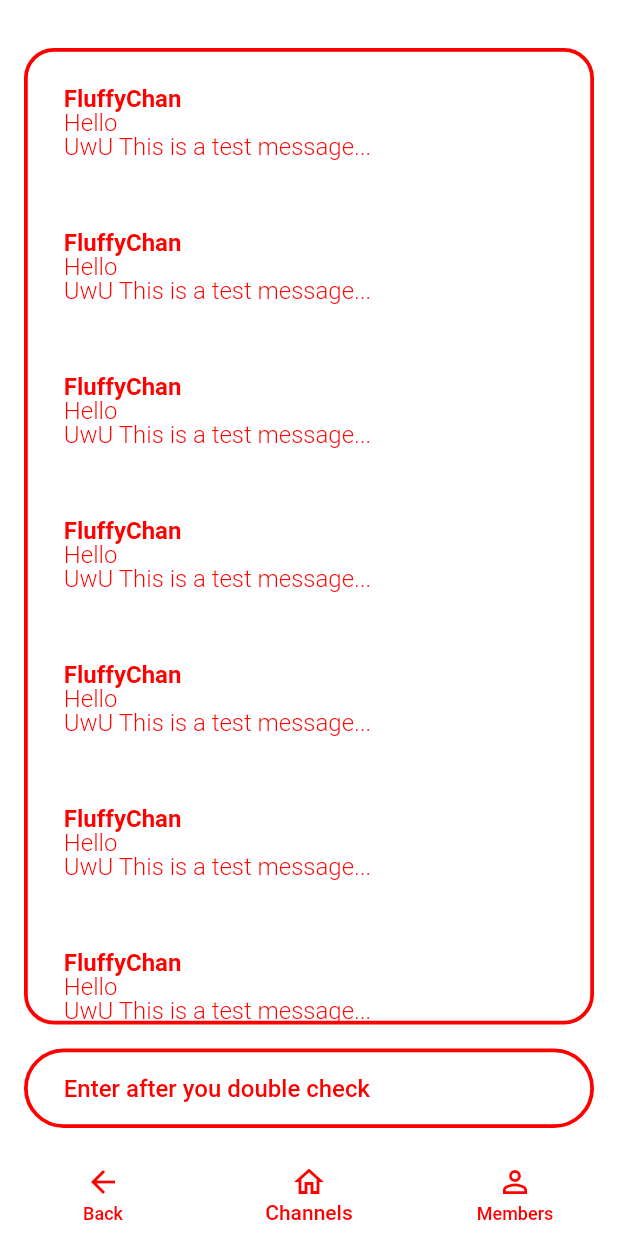
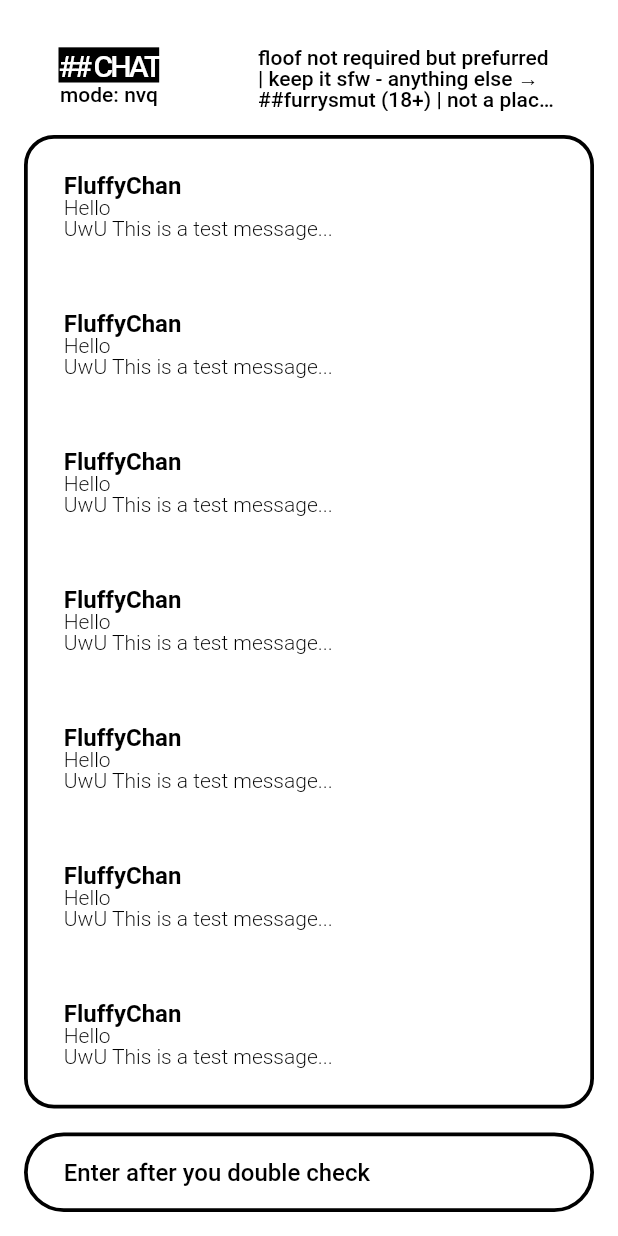
Before and after one commit to ljcucc/normal-irc, a Flutter app: the ChatLogPageScreen screen opened directly, on a phone screen of 412 x 824 dp. Run offline on Flutter 3.47's test engine with Material 2 defaults, Android fonts, the phone set to English and light mode, and no system bars; our stand-ins replace google_fonts, marquee, shared_preferences; missing offline and left inert: irc; accounts and stored records are empty; statements that could not run were skipped.

Commit message:
apply bgColor, change chat_log layout, add clickable link, custom_context_toolbar

```diff
--- a/lib/app_style.dart
+++ b/lib/app_style.dart
@@ -8,8 +8,10 @@ class AppStyle with ChangeNotifier {
   int layoutInt = 1;
 
   // Color get color => _color ?? Color.fromARGB(255, 255, 140, 0);
-  Color get color => _color ?? Color.fromARGB(255, 255, 0, 0);
+  Color get color => _color ?? Color.fromARGB(255, 0, 0, 0);
   Color? get nullableColor => _color;
+
+  Color get bgColor => Color.fromARGB(255, 255, 255, 255);
 
   void changeColor(Color color) {
     _color = color;
--- a/lib/pages/chat_logs.dart
+++ b/lib/pages/chat_logs.dart
@@ -7,6 +7,7 @@ import 'package:flutter/material.dart';
 import 'package:normal_irc/app_style.dart';
 import 'package:normal_irc/main.dart';
 import 'package:normal_irc/utils.dart';
+import 'package:normal_irc/widgets/custom_context_toolbar.dart';
 import 'package:provider/provider.dart';
 
 const exmpaleTopic = '''
@@ -28,7 +29,7 @@ class ChatLogPageWidget extends StatelessWidget {
       child: Column(
         // crossAxisAlignment: CrossAxisAlignment.start,
         children: [
-          // ChatHeaderWidget(),
+          ChatHeaderWidget(),
           Expanded(
             child: Container(
               padding: EdgeInsets.fromLTRB(24, 0, 24, 0),
@@ -79,27 +80,33 @@ class ChatHeaderWidget extends StatelessWidget {
             children: [
               Text(
                 "## CHAT",
-                style: textTheme.titleMedium!
-                    .copyWith(backgroundColor: color, color: Colors.white),
+                style: textTheme.bodyLarge!
+                    .copyWith(backgroundColor: color, color: appStyle.bgColor),
                 textAlign: TextAlign.left,
               ),
               Text(
                 "mode: nvq",
-                style: textTheme.bodyLarge,
+                style: textTheme.bodySmall,
                 textAlign: TextAlign.left,
               )
             ],
           ),
-          Spacer(),
-          Container(
-            constraints: BoxConstraints(maxWidth: 200),
+          Flexible(
+            flex: 1,
+            child: Container(
+              padding: EdgeInsets.only(left: 16),
+              alignment: Alignment.centerRight,
+              child: ConstrainedBox(
+                constraints: BoxConstraints(maxWidth: 200, minWidth: 50),
                 // padding: const EdgeInsets.fromLTRB(0, 0, 0, 40),
                 child: Text(
                   exmpaleTopic,
                   style: textTheme.bodySmall?.copyWith(height: 1),
-              textAlign: TextAlign.center,
+                  textAlign: TextAlign.left,
                   overflow: TextOverflow.ellipsis,
                   maxLines: 3,
+                ),
+              ),
             ),
           ),
         ],
@@ -140,7 +147,7 @@ class ChatRecord extends StatelessWidget {
             // SizedBox(height: 16),
             Text(
               "Hello\nUwU This is a test message...",
-              style: textTheme.bodyMedium
+              style: textTheme.bodySmall
                   ?.copyWith(height: 1, fontWeight: FontWeight.w300),
               maxLines: 3,
             ),
@@ -175,92 +182,33 @@ class ChatLogPageScreen extends StatelessWidget {
         // ),
         child: ChatLogPageWidget(),
       ),
-      bottomNavigationBar: BottomNavigationBar(
-        unselectedItemColor: color,
-        currentIndex: 1,
-        elevation: 0,
-        onTap: (value) {
-          switch (value) {
-            case 0:
-              Navigator.pop(context);
-              break;
-          }
-        },
-        items: [
-          const BottomNavigationBarItem(
-            icon: Icon(Icons.arrow_back),
-            label: "Back",
-          ),
-          const BottomNavigationBarItem(
-            icon: Icon(Icons.home_outlined),
-            label: "Channels",
-          ),
-          const BottomNavigationBarItem(
-            icon: Icon(Icons.person_outline),
-            label: "Members",
-          )
-        ],
-      ),
-    );
-  }
-}
-
-class CustomContextMenuButton extends StatefulWidget {
-  final ContextMenuButtonItem button;
-  const CustomContextMenuButton({super.key, required this.button});
-
-  @override
-  State<CustomContextMenuButton> createState() =>
-      _CustomContextMenuButtonState();
-}
-
-class _CustomContextMenuButtonState extends State<CustomContextMenuButton> {
-  bool onSelect = false;
-
-  @override
-  Widget build(BuildContext context) {
-    final color = Provider.of<AppStyle>(context).color;
-    final textTheme = Theme.of(context).textTheme;
-
-    return MouseRegion(
-      onEnter: (event) {
-        setState(() {
-          onSelect = true;
-        });
-      },
-      onExit: (event) {
-        setState(() {
-          onSelect = false;
-        });
-      },
-      child: GestureDetector(
-        onTap: widget.button.onPressed,
-        child: SizedBox(
-          width: 300,
-          child: Container(
-            padding: EdgeInsets.fromLTRB(16, 4, 16, 4),
-            decoration:
-                BoxDecoration(color: onSelect ? color : Colors.transparent),
-            child: Text(
-              CupertinoTextSelectionToolbarButton.getButtonLabel(
-                  context, widget.button),
-              textAlign: TextAlign.start,
-              style: textTheme.bodyMedium!
-                  .copyWith(color: onSelect ? Colors.white : color),
-            ),
-          ),
-        ),
-      ),
-    );
-  }
-
-  static Widget contextMenuBuilder(
-      BuildContext context, EditableTextState editableTextState) {
-    return CupertinoAdaptiveTextSelectionToolbar(
-      anchors: editableTextState.contextMenuAnchors,
-      children: editableTextState.contextMenuButtonItems.map((e) {
-        return CustomContextMenuButton(button: e);
-      }).toList(),
+      // bottomNavigationBar: BottomNavigationBar(
+      //   unselectedItemColor: color,
+      //   selectedItemColor: color,
+      //   currentIndex: 1,
+      //   elevation: 0,
+      //   onTap: (value) {
+      //     switch (value) {
+      //       case 0:
+      //         Navigator.pop(context);
+      //         break;
+      //     }
+      //   },
+      //   items: [
+      //     const BottomNavigationBarItem(
+      //       icon: Icon(Icons.arrow_back),
+      //       label: "Back",
+      //     ),
+      //     const BottomNavigationBarItem(
+      //       icon: Icon(Icons.home_outlined),
+      //       label: "Channels",
+      //     ),
+      //     const BottomNavigationBarItem(
+      //       icon: Icon(Icons.person_outline),
+      //       label: "Members",
+      //     )
+      //   ],
+      // ),
     );
   }
 }
@@ -273,37 +221,6 @@ class ChatInput extends StatelessWidget {
     final color = Provider.of<AppStyle>(context).color;
     final textTheme = Theme.of(context).textTheme;
 
-    final flutterTextField = TextField(
-      style: textTheme.bodyMedium,
-      decoration: InputDecoration(
-        fillColor: color,
-        border: InputBorder.none,
-        hintText: 'Enter after you double check',
-        hintStyle: textTheme.bodyMedium,
-        labelStyle: textTheme.bodyMedium,
-        enabledBorder: InputBorder.none,
-      ),
-      cursorColor: color,
-      contextMenuBuilder: kIsWeb ||
-              [
-                TargetPlatform.android,
-                TargetPlatform.iOS,
-              ].contains(defaultTargetPlatform)
-          ? /* default menu*/ (context, e) =>
-              AdaptiveTextSelectionToolbar.editableText(
-                editableTextState: e,
-              )
-          : _CustomContextMenuButtonState.contextMenuBuilder,
-    );
-
-    print("default is");
-    print([
-      TargetPlatform.android,
-      TargetPlatform.iOS,
-    ].contains(defaultTargetPlatform));
-
-    // final nativeTextField = NativeTextInput();
-
     return Container(
         padding: const EdgeInsets.fromLTRB(24, 0, 24, 0),
         decoration: BoxDecoration(
@@ -313,9 +230,6 @@ class ChatInput extends StatelessWidget {
           ),
           borderRadius: BorderRadius.circular(100),
         ),
-        child: [TargetPlatform.iOS, TargetPlatform.android]
-                .contains(defaultTargetPlatform)
-            ? flutterTextField
-            : flutterTextField);
+        child: CustomInput(hint: 'Enter after you double check'));
   }
 }
--- /dev/null
+++ b/lib/widgets/custom_context_toolbar.dart
@@ -0,0 +1,111 @@
+import 'package:flutter/cupertino.dart';
+import 'package:flutter/foundation.dart';
+import 'package:flutter/material.dart';
+import 'package:normal_irc/app_style.dart';
+import 'package:provider/provider.dart';
+
+class CustomContextMenuButton extends StatefulWidget {
+  final ContextMenuButtonItem button;
+  const CustomContextMenuButton({super.key, required this.button});
+
+  @override
+  State<CustomContextMenuButton> createState() =>
+      _CustomContextMenuButtonState();
+}
+
+class _CustomContextMenuButtonState extends State<CustomContextMenuButton> {
+  bool onSelect = false;
+
+  @override
+  Widget build(BuildContext context) {
+    final appStyle = Provider.of<AppStyle>(context);
+    final color = appStyle.color;
+    final textTheme = Theme.of(context).textTheme;
+
+    return MouseRegion(
+      onEnter: (event) {
+        setState(() {
+          onSelect = true;
+        });
+      },
+      onExit: (event) {
+        setState(() {
+          onSelect = false;
+        });
+      },
+      child: GestureDetector(
+        onTap: widget.button.onPressed,
+        child: SizedBox(
+          width: 300,
+          child: Container(
+            padding: EdgeInsets.fromLTRB(16, 4, 16, 4),
+            decoration:
+                BoxDecoration(color: onSelect ? color : Colors.transparent),
+            child: Text(
+              CupertinoTextSelectionToolbarButton.getButtonLabel(
+                  context, widget.button),
+              textAlign: TextAlign.start,
+              style: textTheme.bodyMedium!
+                  .copyWith(color: onSelect ? appStyle.bgColor : color),
+            ),
+          ),
+        ),
+      ),
+    );
+  }
+
+  static Widget contextMenuBuilder(
+      BuildContext context, EditableTextState editableTextState) {
+    return CupertinoAdaptiveTextSelectionToolbar(
+      anchors: editableTextState.contextMenuAnchors,
+      children: editableTextState.contextMenuButtonItems.map((e) {
+        return CustomContextMenuButton(button: e);
+      }).toList(),
+    );
+  }
+}
+
+class CustomInput extends StatelessWidget {
+  const CustomInput({super.key, required this.hint, this.obscureText = false});
+
+  final String hint;
+  final bool obscureText;
+
+  @override
+  Widget build(BuildContext context) {
+    final color = Provider.of<AppStyle>(context).color;
+    final textTheme = Theme.of(context).textTheme;
+
+    // print("default is");
+    // print([
+    //   TargetPlatform.android,
+    //   TargetPlatform.iOS,
+    // ].contains(defaultTargetPlatform));
+
+    // final nativeTextField = NativeTextInput();
+
+    return TextFormField(
+      style: textTheme.bodyMedium,
+      obscureText: obscureText,
+      decoration: InputDecoration(
+        fillColor: color,
+        border: InputBorder.none,
+        hintText: hint,
+        hintStyle: textTheme.bodyMedium,
+        labelStyle: textTheme.bodyMedium,
+        enabledBorder: InputBorder.none,
+      ),
+      cursorColor: color,
+      contextMenuBuilder: kIsWeb ||
+              [
+                TargetPlatform.android,
+                TargetPlatform.iOS,
+              ].contains(defaultTargetPlatform)
+          ? /* default menu*/ (context, e) =>
+              AdaptiveTextSelectionToolbar.editableText(
+                editableTextState: e,
+              )
+          : _CustomContextMenuButtonState.contextMenuBuilder,
+    );
+  }
+}
```
Also changed, not shown: lib/main.dart (+6 -10 lines), lib/pages/navigation_views.dart (+6 -4 lines), lib/pages/new_server.dart (+10 -13 lines), lib/widgets/clickable_text_link.dart (added, +41 -0 lines). Lines whose indentation alone changed are shown as unchanged.
